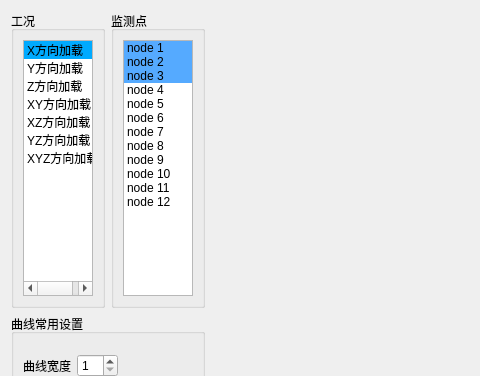
Old version of the form pyvtdm_d3.ui in the repository zgpeng009/pyvtdm; both pictures show x 0 to 480 and y 0 to 376 of the 972 by 621 pixel window.
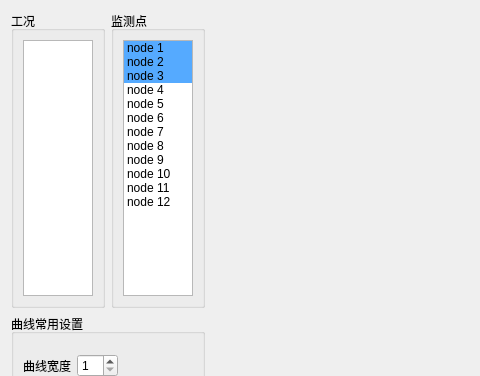
New version of the form. Custom widgets are drawn as their Qt base class.

What changed in the file:
```diff
--- a/pyvtdm_d3.ui
+++ b/pyvtdm_d3.ui
@@ -25,52 +25,7 @@
          </property>
          <layout class="QVBoxLayout" name="verticalLayout_2">
           <item>
-           <widget class="QListWidget" name="listWidget">
-            <item>
-             <property name="text">
-              <string>X方向加载</string>
-             </property>
-             <property name="background">
-              <brush brushstyle="SolidPattern">
-               <color alpha="255">
-                <red>0</red>
-                <green>170</green>
-                <blue>255</blue>
-               </color>
-              </brush>
-             </property>
-            </item>
-            <item>
-             <property name="text">
-              <string>Y方向加载</string>
-             </property>
-            </item>
-            <item>
-             <property name="text">
-              <string>Z方向加载</string>
-             </property>
-            </item>
-            <item>
-             <property name="text">
-              <string>XY方向加载</string>
-             </property>
-            </item>
-            <item>
-             <property name="text">
-              <string>XZ方向加载</string>
-             </property>
-            </item>
-            <item>
-             <property name="text">
-              <string>YZ方向加载</string>
-             </property>
-            </item>
-            <item>
-             <property name="text">
-              <string>XYZ方向加载</string>
-             </property>
-            </item>
-           </widget>
+           <widget class="QListWidget" name="listWidget"/>
           </item>
          </layout>
         </widget>
```
